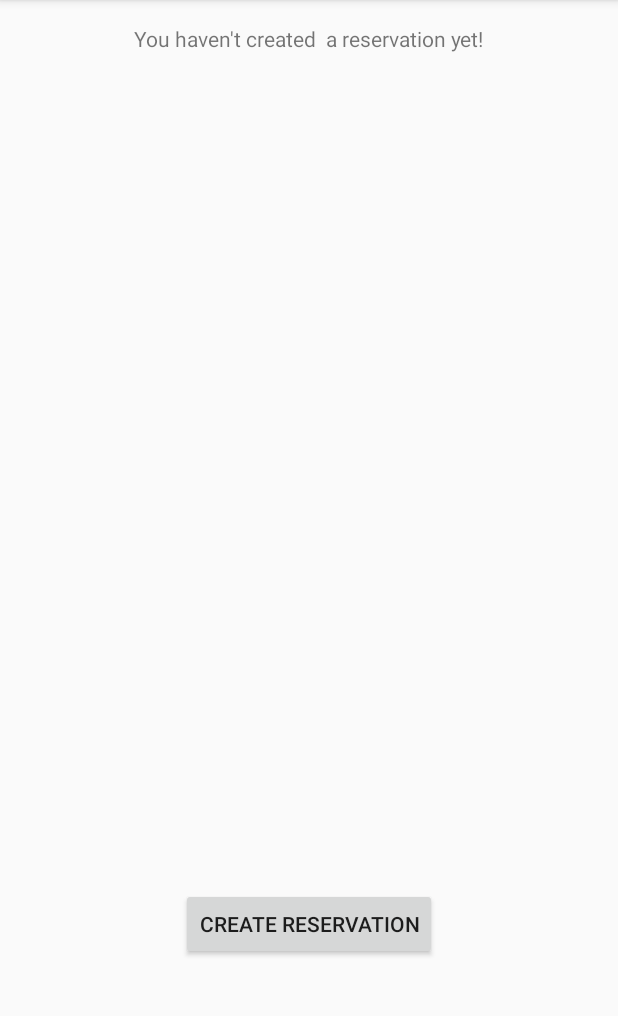
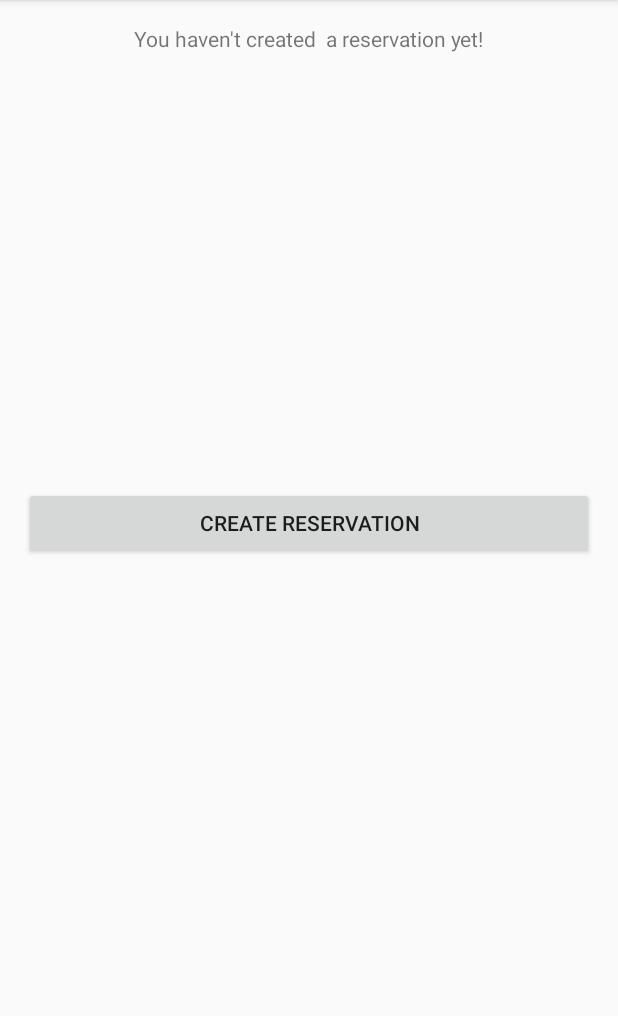
Before and after one commit to umdcs/restaurantPagingApp, an Android app: the screen it shows after launch (MainActivity), on a phone screen of 412 x 824 dp, the part 84-1100 px from its top. Run offline under Robolectric (Android 15) with nearby library versions, the phone set to English and light mode, and no system bars.

Commit message:
Made the layout dynamic with fragments in the customer app, so that when the user makes a reservation the buttons swap for a different set of buttons.

```diff
--- /dev/null
+++ b/Android/CustomerApp/app/src/main/java/edu/umn/d/customerapp/CreateReservationFragment.java
@@ -0,0 +1,84 @@
+package edu.umn.d.customerapp;
+
+import android.content.Context;
+import android.content.Intent;
+import android.net.Uri;
+import android.os.Bundle;
+import android.support.v4.app.Fragment;
+import android.view.LayoutInflater;
+import android.view.View;
+import android.view.ViewGroup;
+
+
+/**
+ * A simple {@link Fragment} subclass.
+ * Activities that contain this fragment must implement the
+ * {@link CreateReservationFragment.OnFragmentInteractionListener} interface
+ * to handle interaction events.
+ * Use the {@link CreateReservationFragment#newInstance} factory method to
+ * create an instance of this fragment.
+ */
+public class CreateReservationFragment extends Fragment {
+    // TODO: Rename parameter arguments, choose names that match
+    // the fragment initialization parameters, e.g. ARG_ITEM_NUMBER
+    private static final String ARG_PARAM1 = "param1";
+    private static final String ARG_PARAM2 = "param2";
+
+    // TODO: Rename and change types of parameters
+    private String mParam1;
+    private String mParam2;
+
+    private OnFragmentInteractionListener mListener;
+
+    public CreateReservationFragment() {
+        // Required empty public constructor
+    }
+
+    /**
+     * Use this factory method to create a new instance of
+     * this fragment using the provided parameters.
+     *
+     * @param param1 Parameter 1.
+     * @param param2 Parameter 2.
+     * @return A new instance of fragment CreateReservationFragment.
+     */
+    // TODO: Rename and change types and number of parameters
+    public static CreateReservationFragment newInstance(String param1, String param2) {
+        CreateReservationFragment fragment = new CreateReservationFragment();
+        Bundle args = new Bundle();
+        args.putString(ARG_PARAM1, param1);
+        args.putString(ARG_PARAM2, param2);
+        fragment.setArguments(args);
+        return fragment;
+    }
+
+    @Override
+    public void onCreate(Bundle savedInstanceState) {
+        super.onCreate(savedInstanceState);
+        if (getArguments() != null) {
+            mParam1 = getArguments().getString(ARG_PARAM1);
+            mParam2 = getArguments().getString(ARG_PARAM2);
+        }
+    }
+
+    @Override
+    public View onCreateView(LayoutInflater inflater, ViewGroup container,
+                             Bundle savedInstanceState) {
+        // Inflate the layout for this fragment
+        return inflater.inflate(R.layout.fragment_create_reservation, container, false);
+    }
+    /**
+     * This interface must be implemented by activities that contain this
+     * fragment to allow an interaction in this fragment to be communicated
+     * to the activity and potentially other fragments contained in that
+     * activity.
+     * <p>
+     * See the Android Training lesson <a href=
+     * "http://developer.android.com/training/basics/fragments/communicating.html"
+     * >Communicating with Other Fragments</a> for more information.
+     */
+    public interface OnFragmentInteractionListener {
+        // TODO: Update argument type and name
+        void onFragmentInteraction(Uri uri);
+    }
+}
--- a/Android/CustomerApp/app/src/main/java/edu/umn/d/customerapp/MainActivity.java
+++ b/Android/CustomerApp/app/src/main/java/edu/umn/d/customerapp/MainActivity.java
@@ -1,6 +1,8 @@
 package edu.umn.d.customerapp;
 
 import android.app.Activity;
+import android.app.Fragment;
+import android.app.FragmentTransaction;
 import android.content.Intent;
 import android.support.v7.app.AppCompatActivity;
 import android.os.Bundle;
@@ -10,11 +12,29 @@ import android.widget.TextView;
 
 public class MainActivity extends AppCompatActivity {
     private RPAPresenter mPresenter = new RPAPresenter(this);
-
+    private CreateReservationFragment firstFragment;
     @Override
     protected void onCreate(Bundle savedInstanceState) {
         super.onCreate(savedInstanceState);
         setContentView(R.layout.activity_main);
+
+        // However, if we're being restored from a previous state,
+        // then we don't need to do anything and should return or else
+        // we could end up with overlapping fragments.
+        if (savedInstanceState != null) {
+            return;
+        }
+
+        // Create a new Fragment to be placed in the activity layout
+        firstFragment = new CreateReservationFragment();
+
+        // In case this activity was started with special instructions from an
+        // Intent, pass the Intent's extras to the fragment as arguments
+        firstFragment.setArguments(getIntent().getExtras());
+
+        // Add the fragment to the 'fragment_container' FrameLayout
+        getSupportFragmentManager().beginTransaction()
+                .add(R.id.fragment_container, firstFragment).commit();
     }
 
     /**
@@ -42,8 +62,14 @@ public class MainActivity extends AppCompatActivity {
                 TextView reservationTextView = (TextView) findViewById(R.id.reservationTextView);
                 if (mPresenter.getReservation() != null) {
                     reservationTextView.setText(mPresenter.getReservation().toString());
-                    TextView message = (TextView)findViewById(R.id.textView3);
+                    TextView message = (TextView)findViewById(R.id.messageTextView);
                     message.setText("My Reservation");
+                    DeleteEditFragment deleteEditFragment = new DeleteEditFragment();
+
+
+                    android.support.v4.app.FragmentTransaction transaction = getSupportFragmentManager().beginTransaction();
+                    transaction.replace(R.id.fragment_container,deleteEditFragment);
+                    transaction.commitAllowingStateLoss();
                 }
             }
         }
--- a/Android/CustomerApp/app/src/main/res/layout/activity_main.xml
+++ b/Android/CustomerApp/app/src/main/res/layout/activity_main.xml
@@ -18,16 +18,6 @@
         android:layout_centerHorizontal="true"
         android:id="@+id/messageTextView" />
 
-    <Button
-        android:text="Create Reservation"
-        android:layout_width="wrap_content"
-        android:layout_height="wrap_content"
-        android:layout_alignParentBottom="true"
-        android:layout_centerHorizontal="true"
-        android:layout_marginBottom="112dp"
-        android:id="@+id/createReservationButton"
-        android:onClick="onClickCreateReservation" />
-
     <TextView
         android:layout_width="wrap_content"
         android:layout_height="wrap_content"
@@ -35,4 +25,16 @@
         android:layout_centerHorizontal="true"
         android:layout_marginTop="142dp"
         android:id="@+id/reservationTextView" />
+
+    <FrameLayout
+        android:layout_width="match_parent"
+        android:layout_height="match_parent"
+        android:id="@+id/fragment_container"
+        android:layout_below="@+id/reservationTextView"
+        android:layout_alignParentLeft="true"
+        android:layout_alignParentStart="true"
+        android:layout_marginTop="147dp">
+
+    </FrameLayout>
+
 </RelativeLayout>
--- /dev/null
+++ b/Android/CustomerApp/app/src/main/res/layout/fragment_create_reservation.xml
@@ -0,0 +1,22 @@
+<FrameLayout xmlns:android="http://schemas.android.com/apk/res/android"
+    xmlns:tools="http://schemas.android.com/tools"
+    android:layout_width="match_parent"
+    android:layout_height="match_parent"
+    tools:context="edu.umn.d.customerapp.CreateReservationFragment">
+
+    <!-- TODO: Update blank fragment layout -->
+
+    <LinearLayout
+        android:orientation="vertical"
+        android:layout_width="match_parent"
+        android:layout_height="match_parent">
+
+        <Button
+            android:text="Create Reservation"
+            android:layout_width="match_parent"
+            android:layout_height="wrap_content"
+            android:id="@+id/createButton"
+            android:onClick="onClickCreateReservation" />
+    </LinearLayout>
+
+</FrameLayout>
--- a/Android/CustomerApp/app/src/main/res/values/strings.xml
+++ b/Android/CustomerApp/app/src/main/res/values/strings.xml
@@ -1,3 +1,6 @@
 <resources>
     <string name="app_name">CustomerApp</string>
+
+    <!-- TODO: Remove or change this placeholder text -->
+    <string name="hello_blank_fragment">Hello blank fragment</string>
 </resources>
```
Also changed, not shown: Android/CustomerApp/app/src/main/java/edu/umn/d/customerapp/DeleteEditFragment.java (added, +85 -0 lines), Android/CustomerApp/app/src/main/res/layout/fragment_delete_edit.xml (added, +27 -0 lines).
